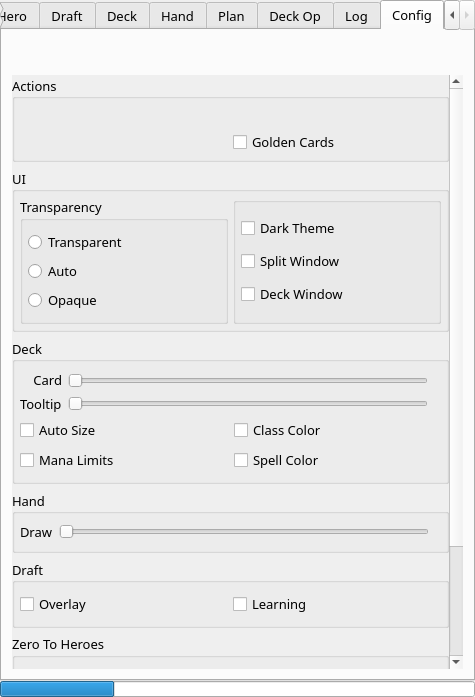
supertriodo/Arena-Tracker, file mainwindow.ui: the form before one commit.
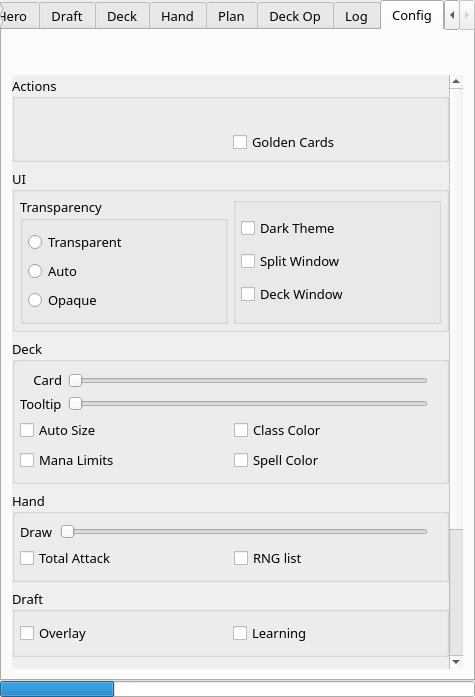
The form after the commit. The open tabs and pages were chosen to show the change. Icons and pictures are not drawn. Custom widgets are drawn as their Qt base class.

Commit message: Add chechboxes on config tab to show total attack bar and rng list.

Diff of the .ui file:
```diff
--- a/mainwindow.ui
+++ b/mainwindow.ui
@@ -1642,7 +1642,7 @@
                <x>0</x>
                <y>0</y>
                <width>435</width>
-               <height>714</height>
+               <height>744</height>
               </rect>
              </property>
              <layout class="QVBoxLayout" name="verticalLayout_5">
@@ -2100,7 +2100,7 @@
                 <property name="alignment">
                  <set>Qt::AlignLeading|Qt::AlignLeft|Qt::AlignVCenter</set>
                 </property>
-                <layout class="QHBoxLayout" name="horizontalLayout_4">
+                <layout class="QVBoxLayout" name="verticalLayout_13">
                  <property name="spacing">
                   <number>5</number>
                  </property>
@@ -2116,6 +2116,8 @@
                  <property name="bottomMargin">
                   <number>9</number>
                  </property>
+                 <item>
+                  <layout class="QHBoxLayout" name="configHandHorizontalLayout1">
                  <item>
                   <widget class="QLabel" name="configLabelDrawTime">
                    <property name="toolTip">
@@ -2149,6 +2151,26 @@
                     <string/>
                    </property>
                   </widget>
+                   </item>
+                  </layout>
+                 </item>
+                 <item>
+                  <layout class="QHBoxLayout" name="configHandHorizontalLayout2">
+                   <item>
+                    <widget class="QCheckBox" name="configCheckTotalAttack">
+                     <property name="text">
+                      <string>Total Attack</string>
+                     </property>
+                    </widget>
+                   </item>
+                   <item>
+                    <widget class="QCheckBox" name="configCheckRngList">
+                     <property name="text">
+                      <string>RNG list</string>
+                     </property>
+                    </widget>
+                   </item>
+                  </layout>
                  </item>
                 </layout>
                </widget>
```
Lines whose indentation alone changed are shown as unchanged. The commit also changes 6 other files.
